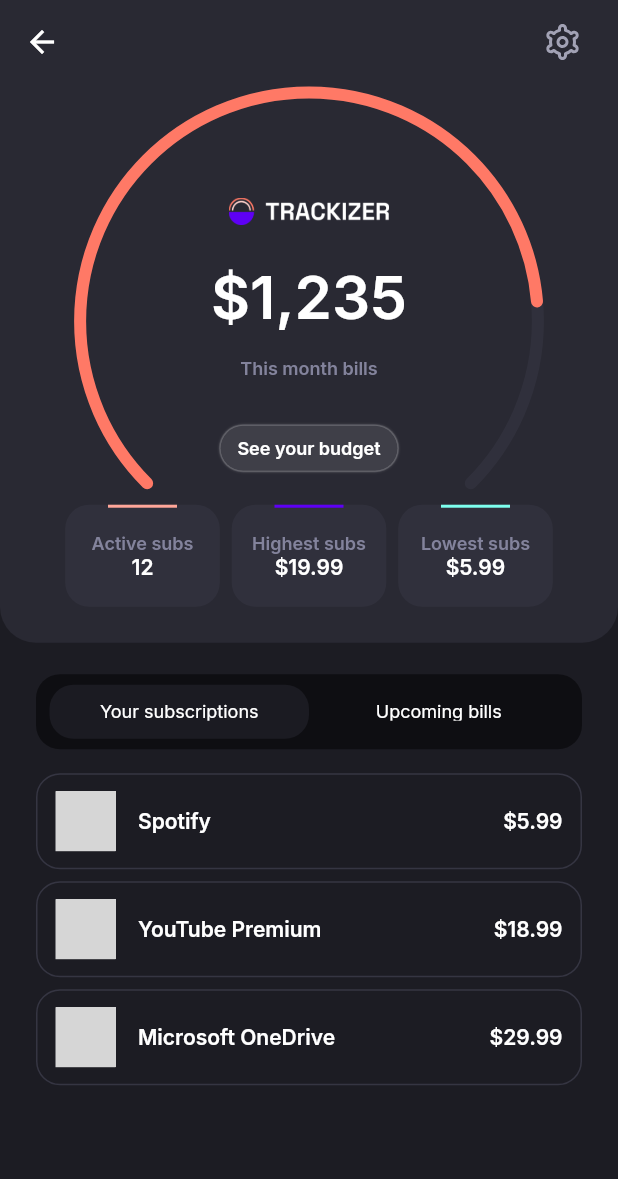
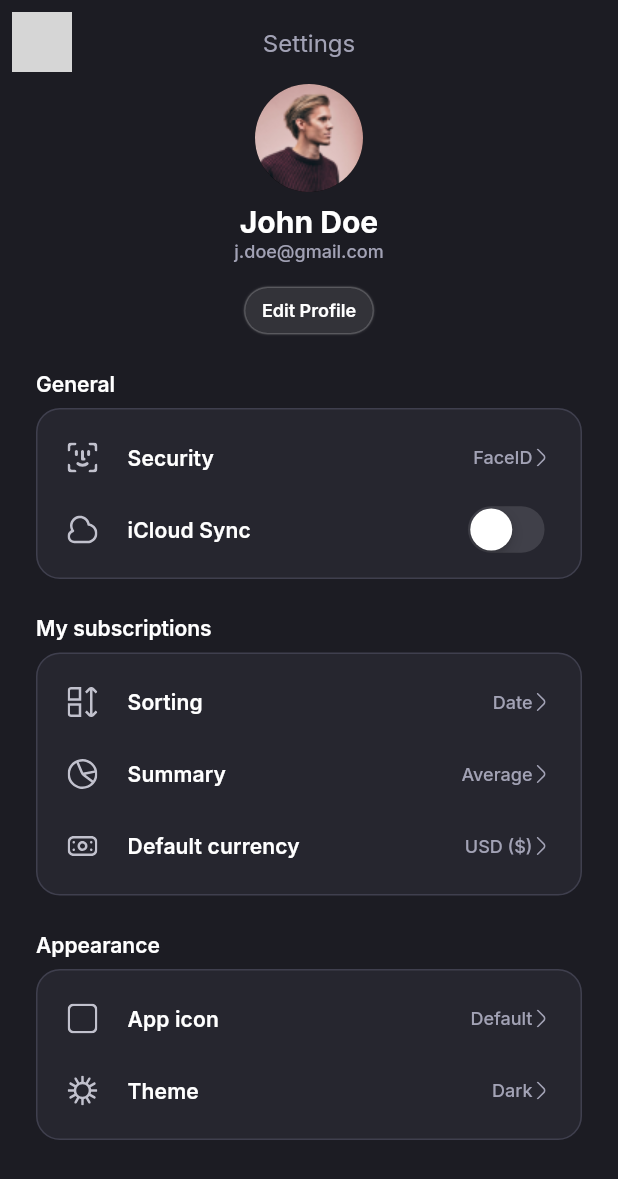
Before and after one commit to anilcngz/trackizer_app_ui, a Flutter app: the HomeScreen screen opened directly, after a tap on an icon or button, on a phone screen of 412 x 824 dp. Shown: the top 1179 px of the screen. Run offline on Flutter 3.47's test engine with Material 2 defaults, Android fonts, the phone set to English and light mode, and no system bars; our stand-ins replace dotted_border, flutter_svg, google_fonts; grey boxes are pictures that could not be loaded.

Commit message:
Settings Screen

```diff
--- a/lib/screens/home/home_screen.dart
+++ b/lib/screens/home/home_screen.dart
@@ -5,6 +5,7 @@
 import 'package:trackizer_app/screens/home/widgets/sub_item.dart';
 import 'package:trackizer_app/screens/home/widgets/subscription_item.dart';
 import 'package:trackizer_app/screens/home/widgets/subscription_item_date.dart';
+import 'package:trackizer_app/screens/settings/settings_screen.dart';
 import 'package:trackizer_app/screens/subscription_info/subscription_info_screen.dart';
 import 'dart:math' as math;
 
@@ -24,7 +25,11 @@
           Padding(
             padding: const EdgeInsets.only(right: 25.0),
             child: GestureDetector(
-              onTap: () {},
+              onTap: () => Navigator.of(context).push(
+                MaterialPageRoute(
+                  builder: (context) => const SettingsScreen(),
+                ),
+              ),
               child: SvgPicture.asset('assets/icons/Settings.svg'),
             ),
           ),
--- /dev/null
+++ b/lib/screens/settings/settings_screen.dart
@@ -0,0 +1,165 @@
+import 'package:flutter/material.dart';
+import 'package:flutter_svg/flutter_svg.dart';
+import 'package:trackizer_app/config/colors.dart';
+import 'package:trackizer_app/widgets/custom_button.dart';
+import 'package:trackizer_app/widgets/info_container.dart';
+import 'package:trackizer_app/widgets/info_item.dart';
+
+class SettingsScreen extends StatelessWidget {
+  const SettingsScreen({Key? key}) : super(key: key);
+
+  @override
+  Widget build(BuildContext context) {
+    return Scaffold(
+      appBar: AppBar(
+        leading: IconButton(
+          onPressed: () => Navigator.of(context).pop(),
+          icon: SvgPicture.asset('assets/icons/Back.svg'),
+        ),
+        title: Text(
+          'Settings',
+          style:
+              Theme.of(context).textTheme.titleMedium!.copyWith(color: kGrey30),
+        ),
+        centerTitle: true,
+      ),
+      body: SingleChildScrollView(
+        child: Padding(
+          padding: const EdgeInsets.symmetric(horizontal: 24.0),
+          child: Column(
+            children: [
+              const CircleAvatar(
+                backgroundImage: AssetImage('assets/images/avatar.png'),
+                radius: 36.0,
+              ),
+              const SizedBox(height: 8.0),
+              Text(
+                'John Doe',
+                style: Theme.of(context).textTheme.headlineSmall!.copyWith(
+                      fontWeight: FontWeight.w700,
+                      fontSize: 20.0,
+                    ),
+              ),
+              Text(
+                'j.doe@gmail.com',
+                style: Theme.of(context).textTheme.bodySmall!.copyWith(
+                      fontWeight: FontWeight.w500,
+                      color: kGrey30,
+                    ),
+              ),
+              const SizedBox(height: 16.0),
+              SizedBox(
+                width: 87,
+                height: 32.0,
+                child: CustomButton(
+                  onTap: () {},
+                  mainColor: Colors.white.withOpacity(0.10),
+                  child: Text(
+                    'Edit Profile',
+                    style: Theme.of(context).textTheme.bodySmall!.copyWith(
+                          fontWeight: FontWeight.w600,
+                          color: Colors.white,
+                        ),
+                  ),
+                ),
+              ),
+              const SizedBox(height: 24.0),
+              Column(
+                crossAxisAlignment: CrossAxisAlignment.start,
+                children: [
+                  Text(
+                    'General',
+                    style: Theme.of(context)
+                        .textTheme
+                        .labelLarge!
+                        .copyWith(fontWeight: FontWeight.w600),
+                  ),
+                  const SizedBox(height: 8.0),
+                  const InfoContainer(
+                    children: [
+                      InfoItem(
+                        leadingIcon: 'assets/icons/FaceID.svg',
+                        title: 'Security',
+                        value: 'FaceID',
+                      ),
+                      InfoItem(
+                        leadingIcon: 'assets/icons/iCloud.svg',
+                        title: 'iCloud Sync',
+                        isCheckBox: true,
+                        isLastItem: true,
+                      ),
+                    ],
+                  )
+                ],
+              ),
+              const SizedBox(height: 24.0),
+              Column(
+                crossAxisAlignment: CrossAxisAlignment.start,
+                children: [
+                  Text(
+                    'My subscriptions',
+                    style: Theme.of(context)
+                        .textTheme
+                        .labelLarge!
+                        .copyWith(fontWeight: FontWeight.w600),
+                  ),
+                  const SizedBox(height: 8.0),
+                  const InfoContainer(
+                    children: [
+                      InfoItem(
+                        leadingIcon: 'assets/icons/Sorting.svg',
+                        title: 'Sorting',
+                        value: 'Date',
+                      ),
+                      InfoItem(
+                        leadingIcon: 'assets/icons/Chart.svg',
+                        title: 'Summary',
+                        value: 'Average',
+                      ),
+                      InfoItem(
+                        leadingIcon: 'assets/icons/Money.svg',
+                        title: 'Default currency',
+                        value: 'USD (\$)',
+                        isLastItem: true,
+                      ),
+                    ],
+                  )
+                ],
+              ),
+              const SizedBox(height: 24.0),
+              Column(
+                crossAxisAlignment: CrossAxisAlignment.start,
+                children: [
+                  Text(
+                    'Appearance',
+                    style: Theme.of(context)
+                        .textTheme
+                        .labelLarge!
+                        .copyWith(fontWeight: FontWeight.w600),
+                  ),
+                  const SizedBox(height: 8.0),
+                  const InfoContainer(
+                    children: [
+                      InfoItem(
+                        leadingIcon: 'assets/icons/App_icon.svg',
+                        title: 'App icon',
+                        value: 'Default',
+                      ),
+                      InfoItem(
+                        leadingIcon: 'assets/icons/Light_theme.svg',
+                        title: 'Theme',
+                        value: 'Dark',
+                        isLastItem: true,
+                      ),
+                    ],
+                  )
+                ],
+              ),
+              const SizedBox(height: 24.0),
+            ],
+          ),
+        ),
+      ),
+    );
+  }
+}
--- a/lib/screens/subscription_info/subscription_info_screen.dart
+++ b/lib/screens/subscription_info/subscription_info_screen.dart
@@ -3,6 +3,7 @@
 import 'package:flutter_svg/svg.dart';
 import 'package:trackizer_app/config/colors.dart';
 import 'package:trackizer_app/widgets/custom_button.dart';
+import 'package:trackizer_app/widgets/info_container.dart';
 import 'package:trackizer_app/widgets/info_item.dart';
 
 class SubscriptionInfoScreen extends StatelessWidget {
@@ -105,23 +106,9 @@
                           ),
                           child: Column(
                             children: [
-                              Expanded(
-                                child: Container(
-                                  padding: const EdgeInsets.symmetric(
-                                    vertical: 16.0,
-                                    horizontal: 20.0,
-                                  ),
-                                  decoration: BoxDecoration(
-                                    color: kGrey60.withOpacity(0.20),
-                                    borderRadius: BorderRadius.circular(16.0),
-                                    border: Border.all(
-                                      width: 1.0,
-                                      color: const Color(0xFFCFCFFC)
-                                          .withOpacity(0.15),
-                                    ),
-                                  ),
-                                  child: Column(
-                                    children: const [
+                              const Expanded(
+                                child: InfoContainer(
+                                  children: [
                                     InfoItem(
                                       title: 'Name',
                                       value: 'Spotify',
@@ -141,9 +128,9 @@
                                     InfoItem(
                                       title: 'Currency',
                                       value: 'USD (\$)',
+                                      isLastItem: true,
                                     ),
                                   ],
-                                  ),
                                 ),
                               ),
                               const SizedBox(height: 16.0),
--- /dev/null
+++ b/lib/widgets/info_container.dart
@@ -0,0 +1,33 @@
+import 'package:flutter/material.dart';
+import 'package:trackizer_app/config/colors.dart';
+import 'package:trackizer_app/widgets/info_item.dart';
+
+class InfoContainer extends StatelessWidget {
+  final List<InfoItem> children;
+
+  const InfoContainer({
+    Key? key,
+    required this.children,
+  }) : super(key: key);
+
+  @override
+  Widget build(BuildContext context) {
+    return Container(
+      padding: const EdgeInsets.symmetric(
+        vertical: 16.0,
+        horizontal: 20.0,
+      ),
+      decoration: BoxDecoration(
+        color: kGrey60.withOpacity(0.20),
+        borderRadius: BorderRadius.circular(16.0),
+        border: Border.all(
+          width: 1.0,
+          color: const Color(0xFFCFCFFC).withOpacity(0.15),
+        ),
+      ),
+      child: Column(
+        children: children,
+      ),
+    );
+  }
+}
--- a/lib/widgets/info_item.dart
+++ b/lib/widgets/info_item.dart
@@ -1,26 +1,35 @@
+import 'package:flutter/cupertino.dart';
 import 'package:flutter/material.dart';
 import 'package:flutter_svg/flutter_svg.dart';
 import 'package:trackizer_app/config/colors.dart';
 
 class InfoItem extends StatelessWidget {
+  final String? leadingIcon;
   final String title;
   final String? value;
   final bool isCheckBox;
+  final bool isLastItem;
 
   const InfoItem({
     Key? key,
     required this.title,
     this.value,
     this.isCheckBox = false,
+    this.isLastItem = false,
+    this.leadingIcon,
   }) : super(key: key);
 
   @override
   Widget build(BuildContext context) {
     return Container(
       height: 32.0,
-      margin: const EdgeInsets.only(bottom: 16.0),
+      margin: EdgeInsets.only(bottom: isLastItem ? 0.0 : 16.0),
       child: Row(
         children: [
+          if (leadingIcon != null) ...[
+            SvgPicture.asset(leadingIcon!),
+            const SizedBox(width: 20.0),
+          ],
           Text(
             title,
             style: Theme.of(context)
@@ -38,6 +47,11 @@
                   ),
             ),
             SvgPicture.asset('assets/icons/arrow_medium.svg'),
+          ] else ...[
+            CupertinoSwitch(
+              value: false,
+              onChanged: (value) {},
+            ),
           ],
         ],
       ),
```
Also changed, not shown: assets/icons/App_icon.svg (added), assets/icons/Chart.svg (added), assets/icons/FaceID.svg (added), assets/icons/Light_theme.svg (added), assets/icons/Money.svg (added), assets/icons/Sorting.svg (added), assets/icons/iCloud.svg (added), assets/images/avatar.png (added). Lines whose indentation alone changed are shown as unchanged.
